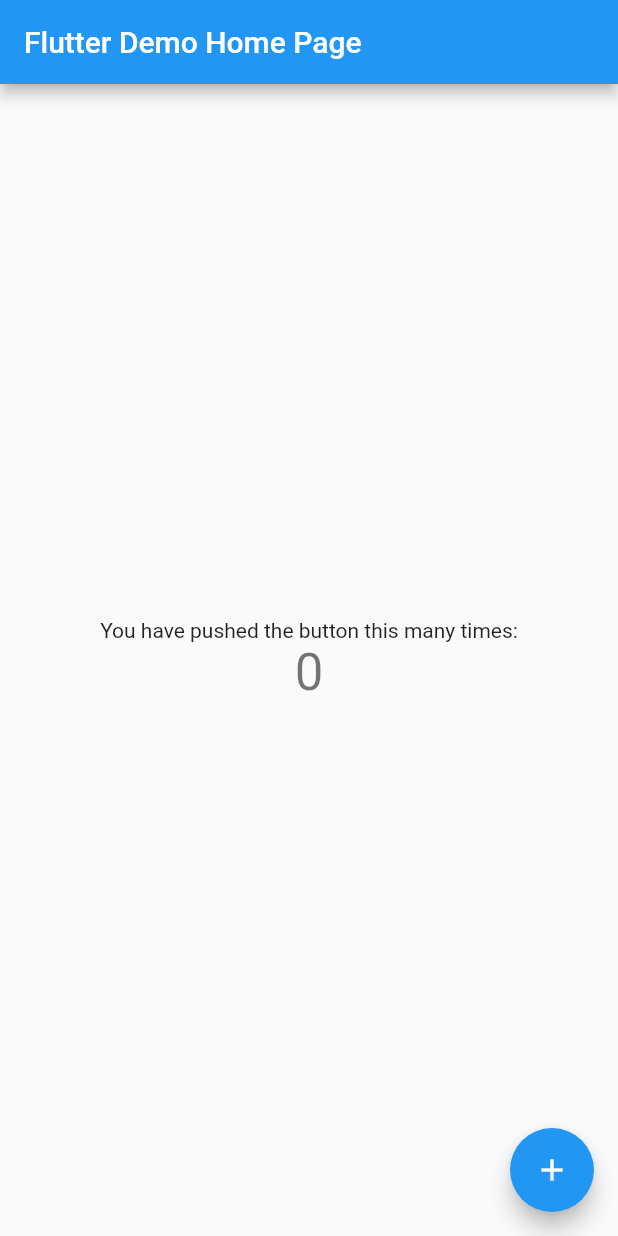
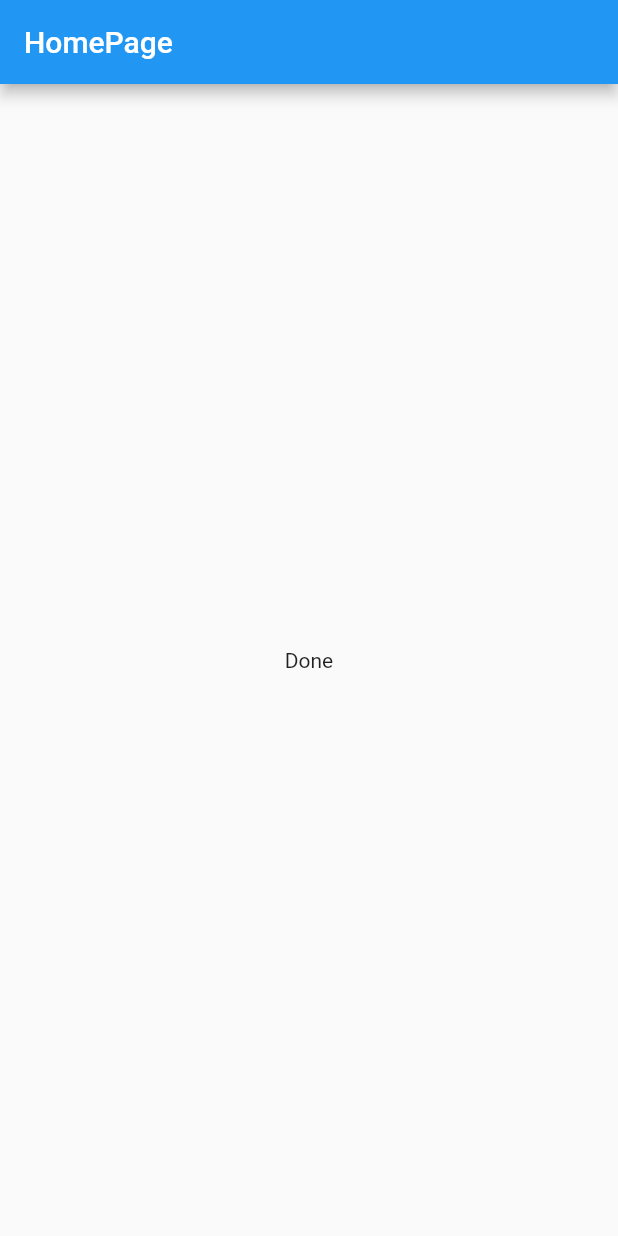
Before and after one commit to Najam28/userinformation, a Flutter app: the screen it shows after launch, on a phone screen of 412 x 824 dp. Run offline on Flutter 3.47's test engine with Material 2 defaults, Android fonts, the phone set to English and light mode, and no system bars; our stand-ins replace firebase_auth, firebase_core; accounts and stored records are empty; generated files the repository leaves out were written again.

```diff
--- a/lib/main.dart
+++ b/lib/main.dart
@@ -1,115 +1,53 @@
+import 'package:firebase_auth/firebase_auth.dart';
+import 'package:firebase_core/firebase_core.dart';
 import 'package:flutter/material.dart';
+import 'package:userinformation/firebase_options.dart';
 
 void main() {
-  runApp(const MyApp());
+  WidgetsFlutterBinding.ensureInitialized();
+  runApp(
+    MaterialApp(
+      debugShowCheckedModeBanner: false,
+      theme: ThemeData(
+        primarySwatch: Colors.blue,
+      ),
+      home: const HomePage(),
+    ),
+  );
 }
 
-class MyApp extends StatelessWidget {
-  const MyApp({Key? key}) : super(key: key);
+class HomePage extends StatelessWidget {
+  const HomePage({Key? key}) : super(key: key);
 
-  // This widget is the root of your application.
   @override
   Widget build(BuildContext context) {
-    return MaterialApp(
-      title: 'Flutter Demo',
-      theme: ThemeData(
-        // This is the theme of your application.
-        //
-        // Try running your application with "flutter run". You'll see the
-        // application has a blue toolbar. Then, without quitting the app, try
-        // changing the primarySwatch below to Colors.green and then invoke
-        // "hot reload" (press "r" in the console where you ran "flutter run",
-        // or simply save your changes to "hot reload" in a Flutter IDE).
-        // Notice that the counter didn't reset back to zero; the application
-        // is not restarted.
-        primarySwatch: Colors.blue,
+    return Scaffold(
+      appBar: AppBar(
+        title: Text("HomePage"),
       ),
-      home: const MyHomePage(title: 'Flutter Demo Home Page'),
+      body: FutureBuilder(
+        future: Firebase.initializeApp(
+          options: DefaultFirebaseOptions.currentPlatform,
+        ),
+        builder: (context, snapshot) {
+          switch (snapshot.connectionState) {
+            case ConnectionState.done:
+              final user = FirebaseAuth.instance.currentUser;
+              if (user?.emailVerified ?? false) {
+                print("Your email is verified");
+              } else {
+                print("You need to be verified");
+              }
+              return Center(
+                child: Text("Done"),
+              );
+            default:
+              return Center(
+                child: CircularProgressIndicator(),
+              );
+          }
+        },
+      ),
     );
   }
 }
-
-class MyHomePage extends StatefulWidget {
-  const MyHomePage({Key? key, required this.title}) : super(key: key);
-
-  // This widget is the home page of your application. It is stateful, meaning
-  // that it has a State object (defined below) that contains fields that affect
-  // how it looks.
-
-  // This class is the configuration for the state. It holds the values (in this
-  // case the title) provided by the parent (in this case the App widget) and
-  // used by the build method of the State. Fields in a Widget subclass are
-  // always marked "final".
-
-  final String title;
-
-  @override
-  State<MyHomePage> createState() => _MyHomePageState();
-}
-
-class _MyHomePageState extends State<MyHomePage> {
-  int _counter = 0;
-
-  void _incrementCounter() {
-    setState(() {
-      // This call to setState tells the Flutter framework that something has
-      // changed in this State, which causes it to rerun the build method below
-      // so that the display can reflect the updated values. If we changed
-      // _counter without calling setState(), then the build method would not be
-      // called again, and so nothing would appear to happen.
-      _counter++;
-    });
-  }
-
-  @override
-  Widget build(BuildContext context) {
-    // This method is rerun every time setState is called, for instance as done
-    // by the _incrementCounter method above.
-    //
-    // The Flutter framework has been optimized to make rerunning build methods
-    // fast, so that you can just rebuild anything that needs updating rather
-    // than having to individually change instances of widgets.
-    return Scaffold(
-      appBar: AppBar(
-        // Here we take the value from the MyHomePage object that was created by
-        // the App.build method, and use it to set our appbar title.
-        title: Text(widget.title),
-      ),
-      body: Center(
-        // Center is a layout widget. It takes a single child and positions it
-        // in the middle of the parent.
-        child: Column(
-          // Column is also a layout widget. It takes a list of children and
-          // arranges them vertically. By default, it sizes itself to fit its
-          // children horizontally, and tries to be as tall as its parent.
-          //
-          // Invoke "debug painting" (press "p" in the console, choose the
-          // "Toggle Debug Paint" action from the Flutter Inspector in Android
-          // Studio, or the "Toggle Debug Paint" command in Visual Studio Code)
-          // to see the wireframe for each widget.
-          //
-          // Column has various properties to control how it sizes itself and
-          // how it positions its children. Here we use mainAxisAlignment to
-          // center the children vertically; the main axis here is the vertical
-          // axis because Columns are vertical (the cross axis would be
-          // horizontal).
-          mainAxisAlignment: MainAxisAlignment.center,
-          children: <Widget>[
-            const Text(
-              'You have pushed the button this many times:',
-            ),
-            Text(
-              '$_counter',
-              style: Theme.of(context).textTheme.headline4,
-            ),
-          ],
-        ),
-      ),
-      floatingActionButton: FloatingActionButton(
-        onPressed: _incrementCounter,
-        tooltip: 'Increment',
-        child: const Icon(Icons.add),
-      ), // This trailing comma makes auto-formatting nicer for build methods.
-    );
-  }
-}
```
